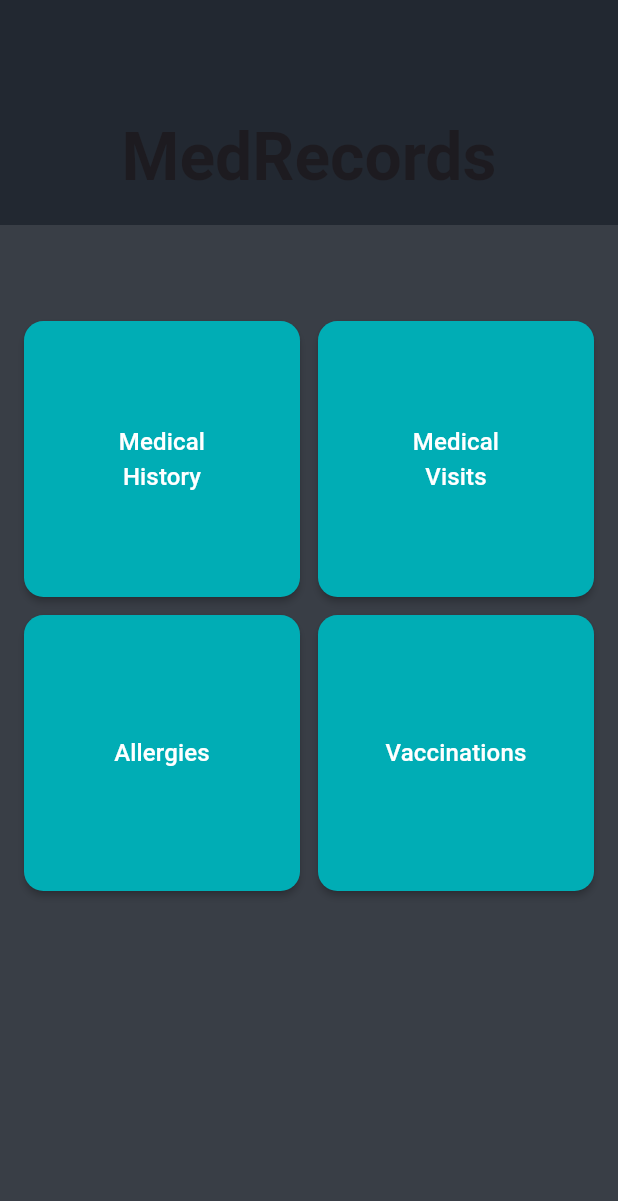
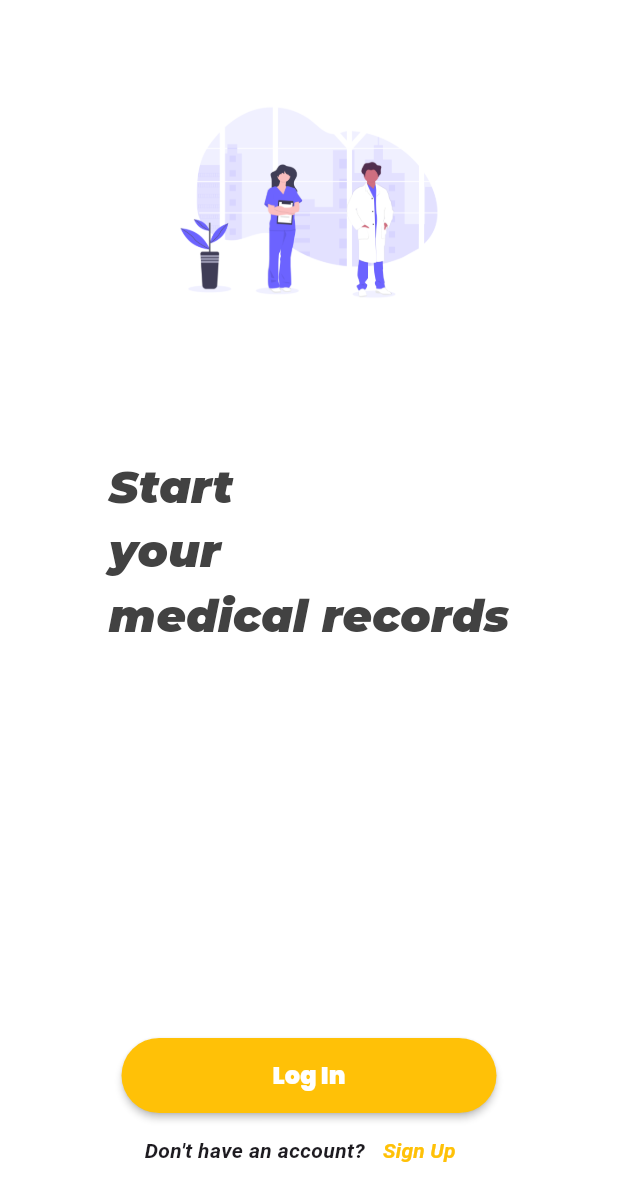
Before and after one commit to Harsh8833/MedRecords, a Flutter app: the screen it shows after launch, on a phone screen of 412 x 824 dp. Shown: the top 1201 px of the screen. Run offline on Flutter 3.47's test engine with Material 2 defaults, Android fonts, the phone set to English and light mode, and no system bars; our stand-ins replace google_fonts.

Commit message:
welcome page

```diff
--- /dev/null
+++ b/lib/authentication/welcome_page.dart
@@ -0,0 +1,91 @@
+import 'dart:ui';
+
+import 'package:flutter/material.dart';
+import 'package:google_fonts/google_fonts.dart';
+
+class WelcomePage extends StatelessWidget {
+  const WelcomePage({super.key});
+  static const route = 'welcome_page';
+
+  @override
+  Widget build(BuildContext context) {
+    return Scaffold(
+      backgroundColor: Colors.white,
+      body: Column(
+        children: [
+          Padding(
+            padding: const EdgeInsets.symmetric(vertical: 60, horizontal: 30),
+            child: SizedBox(
+                height: 150,
+                child: Image.asset('assets/images/undraw_doctors_hwty.png')),
+          ),
+          const SizedBox(
+            height: 33,
+          ),
+          Padding(
+            padding: const EdgeInsets.symmetric(horizontal: 30),
+            child: Text(
+              "Start\nyour\nmedical records",
+              style: TextStyle(
+                  color: Colors.grey.shade800,
+                  fontWeight: FontWeight.w900,
+                  fontSize: 30,
+                  fontStyle: FontStyle.italic,
+                  fontFamily: GoogleFonts.montserrat().fontFamily),
+            ),
+          ),
+          const SizedBox(
+            height: 260,
+          ),
+          Padding(
+            padding: const EdgeInsets.symmetric(horizontal: 68),
+            child: SizedBox(
+                width: 250,
+                child: loginsignupButtons(context, "Log In", route)),
+          ),
+          const SizedBox(
+            height: 1,
+          ),
+          Row(
+            mainAxisAlignment: MainAxisAlignment.center,
+            children: [
+              Text(
+                "Don't have an account?",
+                style: TextStyle(fontWeight: FontWeight.bold,
+                fontStyle: FontStyle.italic),
+              ),
+              TextButton(
+                  onPressed: (() {}),
+                  child: Text(
+                    "Sign Up",
+                    style: TextStyle(
+                        fontStyle: FontStyle.italic,
+                        fontWeight: FontWeight.bold, color: Colors.amber),
+                  ))
+            ],
+          )
+        ],
+      ),
+    );
+  }
+
+  MaterialButton loginsignupButtons(context, txt, route) {
+    return MaterialButton(
+      onPressed: () {
+        Navigator.pushNamed(context, route);
+      },
+      color: Colors.amber,
+      height: 50,
+      shape: RoundedRectangleBorder(borderRadius: BorderRadius.circular(25)),
+      child: Text(
+        txt,
+        textAlign: TextAlign.center,
+        style: TextStyle(
+            fontSize: 16,
+            color: Colors.white,
+            fontWeight: FontWeight.w900,
+            fontFamily: GoogleFonts.poppins().fontFamily),
+      ),
+    );
+  }
+}
--- a/lib/main.dart
+++ b/lib/main.dart
@@ -1,4 +1,5 @@
 import 'package:flutter/material.dart';
+import 'package:medrecords/authentication/welcome_page.dart';
 import 'package:medrecords/config/theme.dart';
 import 'package:medrecords/view/allergies.dart';
 import 'package:medrecords/view/homepage.dart';
@@ -19,10 +20,12 @@ class MyApp extends StatelessWidget {
   Widget build(BuildContext context) {
     return MaterialApp(
       title: 'Flutter Demo',
+      debugShowCheckedModeBanner: false,
       theme: AppTheme.lightTheme,
-      initialRoute: Homepage.route,
+      initialRoute: WelcomePage.route,
       routes: {
         Homepage.route: (context) => const Homepage(),
+        WelcomePage.route: ((context) => const WelcomePage()),
         MedicalHistoryPage.route: (context) => const MedicalHistoryPage(),
         MedicalVisitPage.route: ((context) => const MedicalVisitPage()),
         AllergiesPage.route: (context) => const AllergiesPage(),
--- a/pubspec.yaml
+++ b/pubspec.yaml
@@ -36,6 +36,7 @@ dependencies:
   # The following adds the Cupertino Icons font to your application.
   # Use with the CupertinoIcons class for iOS style icons.
   cupertino_icons: ^1.0.2
+  google_fonts:
 
 dev_dependencies:
   flutter_test:
@@ -60,8 +61,8 @@ flutter:
   uses-material-design: true
 
   # To add assets to your application, add an assets section, like this:
-  # assets:
-  #   - images/a_dot_burr.jpeg
+  assets:
+    - assets/images/
   #   - images/a_dot_ham.jpeg
 
   # An image asset can refer to one or more resolution-specific "variants", see
```
Also changed, not shown: assets/images/undraw_doctors_hwty.png (added), pubspec.lock, 7 other files.
